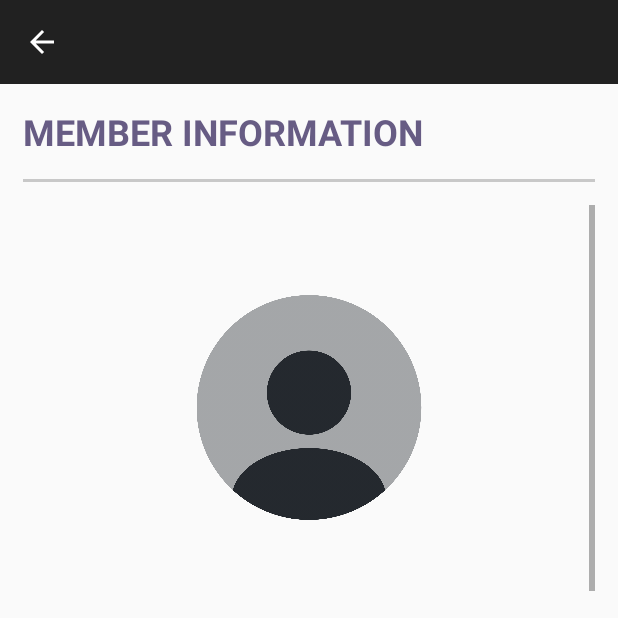
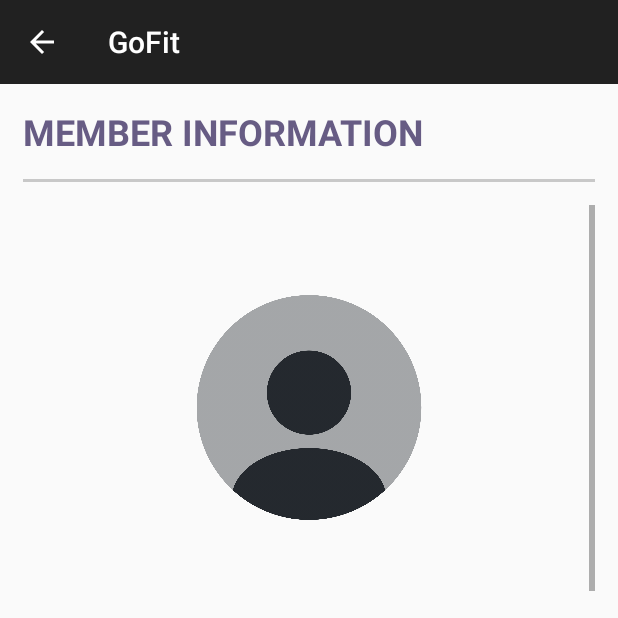
Before and after one commit to sandovalaj/GoFit, an Android app: the EditProfileActivity screen opened directly, with no data from a screen before it, on a phone screen of 412 x 824 dp, the top half of it. Run offline under Robolectric (Android 15) with nearby library versions, the light colour scheme and no system bars; our stand-ins replace Firebase (no records; nobody signed in at launch, a user with empty details on screens opened directly); libraries missing offline, so code that uses them is left out: com.applandeo.materialcalendarview; 1 statement that could not run was skipped.

Commit message:
Changed kg label to lbl in sign up and edit profile; Updated calories formula; Added app icon and name

```diff
--- a/app/src/main/AndroidManifest.xml
+++ b/app/src/main/AndroidManifest.xml
@@ -6,9 +6,9 @@
         android:allowBackup="true"
         android:dataExtractionRules="@xml/data_extraction_rules"
         android:fullBackupContent="@xml/backup_rules"
-        android:icon="@mipmap/ic_launcher"
-        android:label="@string/app_name"
-        android:roundIcon="@mipmap/ic_launcher_round"
+        android:icon="@drawable/app_icon"
+        android:label="GoFit"
+        android:roundIcon="@drawable/app_icon_round"
         android:supportsRtl="true"
         android:theme="@style/Theme.GoFIT"
         tools:targetApi="31"
--- a/app/src/main/java/com/gofit/gofit/EditProfileActivity.kt
+++ b/app/src/main/java/com/gofit/gofit/EditProfileActivity.kt
@@ -202,11 +202,11 @@ class EditProfileActivity : AppCompatActivity() {
         etWeightValue.setOnClickListener {
             val numberPicker = NumberPicker(this)
             numberPicker.minValue = 0
-            numberPicker.maxValue = 100
+            numberPicker.maxValue = 500
             numberPicker.value = newWeight
 
             val alertDialogBuilder = AlertDialog.Builder(this)
-                .setTitle("Select your weight in kg")
+                .setTitle("Select your weight in lbs")
                 .setView(numberPicker)
                 .setPositiveButton("OK") { _, _ ->
                     newWeight = numberPicker.value
--- a/app/src/main/java/com/gofit/gofit/ExerciseActivity.kt
+++ b/app/src/main/java/com/gofit/gofit/ExerciseActivity.kt
@@ -138,7 +138,8 @@ class ExerciseActivity : AppCompatActivity() {
                 var durationMinutes = totalDurationSeconds / 60
                 durationMinutes = Math.ceil(durationMinutes)
 
-                calories = totalMet * (DataManager.weight * 0.453592) * (durationMinutes / 60)
+                // mins * MET * 3.5 * kg / 200
+                calories = (durationMinutes * totalMet * 3.5 * (DataManager.weight * 0.453592)) / 200
                 var intent = Intent(this, FinishActivity::class.java)
 
                 intent.putExtra("numberWorkouts", workoutListSize)
--- a/app/src/main/res/layout/activity_edit_profile.xml
+++ b/app/src/main/res/layout/activity_edit_profile.xml
@@ -372,11 +372,11 @@
                         android:clickable="true"
                         android:ems="10"
                         android:hint="Weight"
-                        android:textColorHint="@color/Grey"
                         android:inputType="text|textPersonName"
-                        android:text="Kg"
+                        android:text="lbs"
                         android:textAlignment="textEnd"
                         android:textColor="#000000"
+                        android:textColorHint="@color/Grey"
                         android:textSize="18sp"
                         android:textStyle="bold" />
                 </LinearLayout>
--- a/app/src/main/res/layout/activity_weight.xml
+++ b/app/src/main/res/layout/activity_weight.xml
@@ -90,7 +90,7 @@
                 android:layout_height="wrap_content"
                 android:layout_weight="1"
                 android:gravity="center_horizontal|center_vertical"
-                android:text="Kg"
+                android:text="lbs"
                 android:textAlignment="center"
                 android:textColor="#040202"
                 android:textSize="20sp"
```
Also changed, not shown: app/src/main/res/drawable/app_icon.png (added), app/src/main/res/drawable/app_icon_round.png (added).
